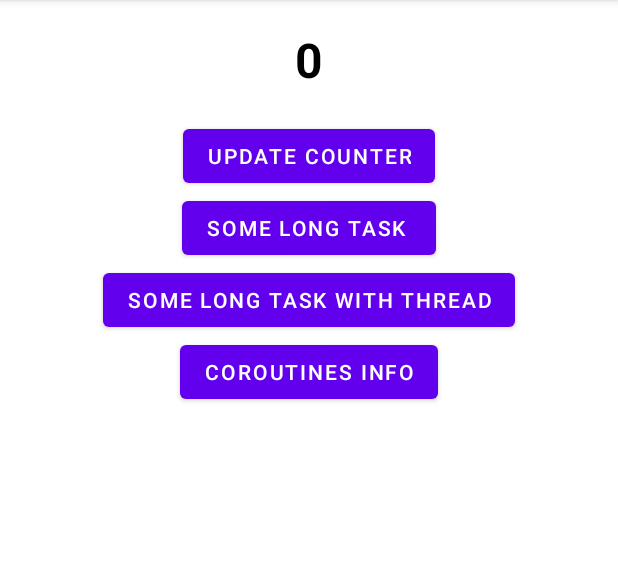
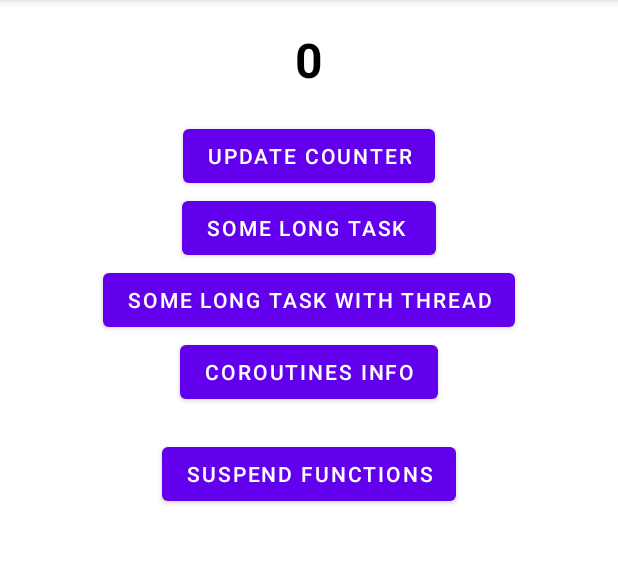
Before and after one commit to RiteshBakare/Templates-Android, an Android app: the CoroutinesActivity screen opened directly, with no data from a screen before it, on a phone screen of 412 x 824 dp, the part 84-648 px from its top. Run offline under Robolectric (Android 15) with nearby library versions, the light colour scheme and no system bars.

Commit message:
Suspend functions

```diff
--- a/app/src/main/res/layout/activity_coroutines.xml
+++ b/app/src/main/res/layout/activity_coroutines.xml
@@ -1,56 +1,58 @@
 <?xml version="1.0" encoding="utf-8"?>
-<LinearLayout
-    xmlns:android="http://schemas.android.com/apk/res/android"
+<LinearLayout xmlns:android="http://schemas.android.com/apk/res/android"
     xmlns:app="http://schemas.android.com/apk/res-auto"
     xmlns:tools="http://schemas.android.com/tools"
     android:layout_width="match_parent"
     android:layout_height="match_parent"
-    tools:context=".CoroutinesActivity"
     android:orientation="vertical"
-    >
+    tools:context=".CoroutinesActivity">
 
     <TextView
         android:id="@+id/tvCounter"
         android:layout_width="100dp"
         android:layout_height="80dp"
         android:layout_gravity="center"
+        android:gravity="center"
         android:text="0"
+        android:textColor="@color/black"
         android:textSize="32dp"
-        android:gravity="center"
-        android:textStyle="bold"
-        android:textColor="@color/black"
-        />
+        android:textStyle="bold" />
 
     <Button
         android:id="@+id/btnUpdateCounter"
         android:layout_width="wrap_content"
         android:layout_height="wrap_content"
         android:layout_gravity="center"
-        android:text="Update Counter"
-        />
+        android:text="Update Counter" />
 
     <Button
         android:id="@+id/btnLongTask"
         android:layout_width="wrap_content"
         android:layout_height="wrap_content"
         android:layout_gravity="center"
-        android:text="Some Long Task "
-        />
+        android:text="Some Long Task " />
 
     <Button
         android:id="@+id/btnLongTaskWithThread"
         android:layout_width="wrap_content"
         android:layout_height="wrap_content"
         android:layout_gravity="center"
-        android:text="Some Long Task With Thread"
-        />
+        android:text="Some Long Task With Thread" />
 
     <Button
         android:id="@+id/btnCoroutinesInfo"
         android:layout_width="wrap_content"
         android:layout_height="wrap_content"
         android:layout_gravity="center"
-        android:text="Coroutines Info"
+        android:text="Coroutines Info" />
+
+    <Button
+        android:id="@+id/btnCoroutinesSuspend"
+        android:layout_width="wrap_content"
+        android:layout_height="wrap_content"
+        android:layout_gravity="center"
+        android:text="Suspend functions"
+        android:layout_marginTop="20dp"
         />
 
 
```
Also changed, not shown: app/src/main/java/ritesh/bakare420/atgmail/com/demo/templates/CoroutinesActivity.kt (+33 -9 lines).
